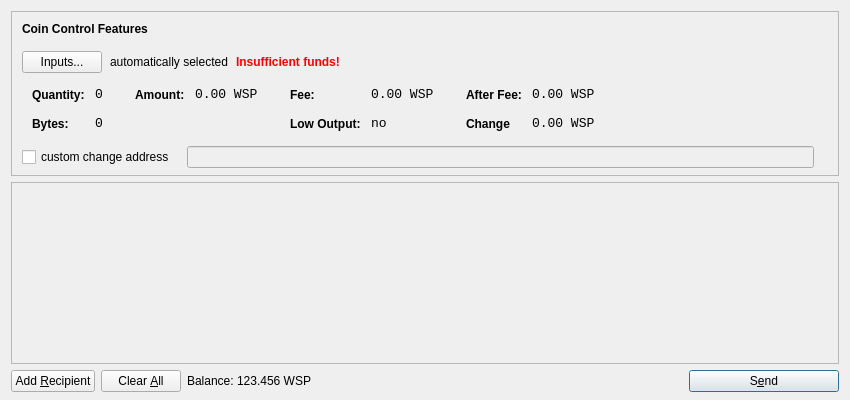
The window that src/qt/forms/sendcoinsdialog.ui (WisprProject/core) describes before a commit, drawn with Qt 5.
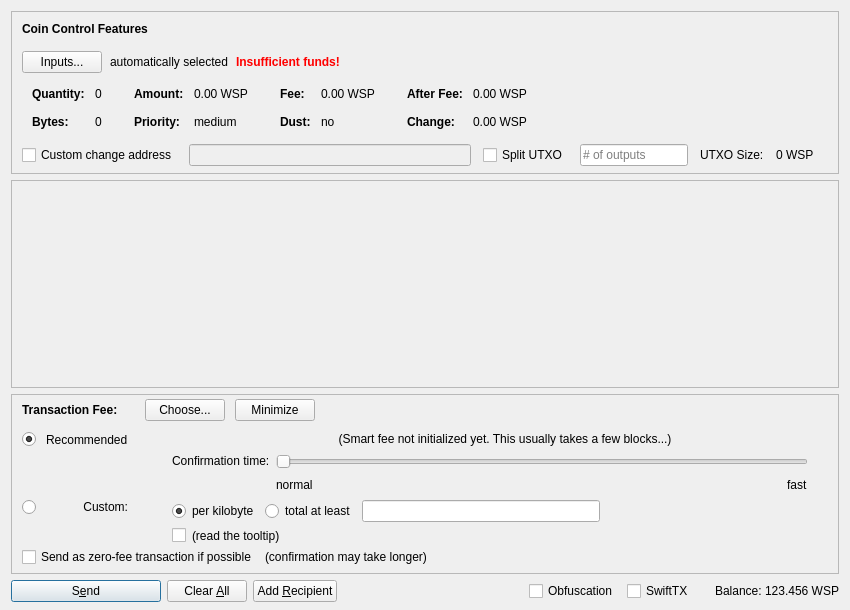
The same window after the commit. Icons and pictures are not drawn. Custom widgets are drawn as their Qt base class.

What changed in the file:
```diff
--- a/src/qt/forms/sendcoinsdialog.ui
+++ b/src/qt/forms/sendcoinsdialog.ui
@@ -7,13 +7,13 @@
     <x>0</x>
     <y>0</y>
     <width>850</width>
-    <height>400</height>
+    <height>610</height>
    </rect>
   </property>
   <property name="windowTitle">
    <string>Send Coins</string>
   </property>
-  <layout class="QVBoxLayout" name="verticalLayout" stretch="0,1,0">
+  <layout class="QVBoxLayout" name="verticalLayout" stretch="0,1,0,0">
    <property name="bottomMargin">
     <number>8</number>
    </property>
@@ -39,7 +39,7 @@
      </property>
      <layout class="QVBoxLayout" name="verticalLayoutCoinControl2">
       <property name="spacing">
-       <number>-1</number>
+       <number>0</number>
       </property>
       <property name="leftMargin">
        <number>0</number>
@@ -206,8 +206,11 @@
                </property>
                <item row="0" column="0">
                 <widget class="QLabel" name="labelCoinControlQuantityText">
-                 <property name="styleSheet">
-                  <string notr="true">font-weight:bold;</string>
+                 <property name="font">
+                  <font>
+                   <weight>75</weight>
+                   <bold>true</bold>
+                  </font>
                  </property>
                  <property name="text">
                   <string>Quantity:</string>
@@ -219,12 +222,6 @@
                </item>
                <item row="0" column="1">
                 <widget class="QLabel" name="labelCoinControlQuantity">
-                 <property name="font">
-                  <font>
-                   <family>Monospace</family>
-                   <pointsize>10</pointsize>
-                  </font>
-                 </property>
                  <property name="cursor">
                   <cursorShape>IBeamCursor</cursorShape>
                  </property>
@@ -244,8 +241,11 @@
                </item>
                <item row="1" column="0">
                 <widget class="QLabel" name="labelCoinControlBytesText">
-                 <property name="styleSheet">
-                  <string notr="true">font-weight:bold;</string>
+                 <property name="font">
+                  <font>
+                   <weight>75</weight>
+                   <bold>true</bold>
+                  </font>
                  </property>
                  <property name="text">
                   <string>Bytes:</string>
@@ -254,12 +254,6 @@
                </item>
                <item row="1" column="1">
                 <widget class="QLabel" name="labelCoinControlBytes">
-                 <property name="font">
-                  <font>
-                   <family>Monospace</family>
-                   <pointsize>10</pointsize>
-                  </font>
-                 </property>
                  <property name="cursor">
                   <cursorShape>IBeamCursor</cursorShape>
                  </property>
@@ -295,8 +289,11 @@
                </property>
                <item row="0" column="0">
                 <widget class="QLabel" name="labelCoinControlAmountText">
-                 <property name="styleSheet">
-                  <string notr="true">font-weight:bold;</string>
+                 <property name="font">
+                  <font>
+                   <weight>75</weight>
+                   <bold>true</bold>
+                  </font>
                  </property>
                  <property name="text">
                   <string>Amount:</string>
@@ -308,12 +305,35 @@
                </item>
                <item row="0" column="1">
                 <widget class="QLabel" name="labelCoinControlAmount">
+                 <property name="cursor">
+                  <cursorShape>IBeamCursor</cursorShape>
+                 </property>
+                 <property name="contextMenuPolicy">
+                  <enum>Qt::ActionsContextMenu</enum>
+                 </property>
+                 <property name="text">
+                  <string notr="true">0.00 WSP</string>
+                 </property>
+                 <property name="textInteractionFlags">
+                  <set>Qt::LinksAccessibleByMouse|Qt::TextSelectableByKeyboard|Qt::TextSelectableByMouse</set>
+                 </property>
+                </widget>
+               </item>
+               <item row="1" column="0">
+                <widget class="QLabel" name="labelCoinControlPriorityText">
                  <property name="font">
                   <font>
-                   <family>Monospace</family>
-                   <pointsize>10</pointsize>
+                   <weight>75</weight>
+                   <bold>true</bold>
                   </font>
                  </property>
+                 <property name="text">
+                  <string>Priority:</string>
+                 </property>
+                </widget>
+               </item>
+               <item row="1" column="1">
+                <widget class="QLabel" name="labelCoinControlPriority">
                  <property name="cursor">
                   <cursorShape>IBeamCursor</cursorShape>
                  </property>
@@ -321,7 +341,7 @@
                   <enum>Qt::ActionsContextMenu</enum>
                  </property>
                  <property name="text">
-                  <string notr="true">0.00 WSP</string>
+                  <string>medium</string>
                  </property>
                  <property name="textInteractionFlags">
                   <set>Qt::LinksAccessibleByMouse|Qt::TextSelectableByKeyboard|Qt::TextSelectableByMouse</set>
@@ -349,8 +369,11 @@
                </property>
                <item row="0" column="0">
                 <widget class="QLabel" name="labelCoinControlFeeText">
-                 <property name="styleSheet">
-                  <string notr="true">font-weight:bold;</string>
+                 <property name="font">
+                  <font>
+                   <weight>75</weight>
+                   <bold>true</bold>
+                  </font>
                  </property>
                  <property name="text">
                   <string>Fee:</string>
@@ -362,12 +385,6 @@
                </item>
                <item row="0" column="1">
                 <widget class="QLabel" name="labelCoinControlFee">
-                 <property name="font">
-                  <font>
-                   <family>Monospace</family>
-                   <pointsize>10</pointsize>
-                  </font>
-                 </property>
                  <property name="cursor">
                   <cursorShape>IBeamCursor</cursorShape>
                  </property>
@@ -384,22 +401,19 @@
                </item>
                <item row="1" column="0">
                 <widget class="QLabel" name="labelCoinControlLowOutputText">
-                 <property name="styleSheet">
-                  <string notr="true">font-weight:bold;</string>
+                 <property name="font">
+                  <font>
+                   <weight>75</weight>
+                   <bold>true</bold>
+                  </font>
                  </property>
                  <property name="text">
-                  <string>Low Output:</string>
+                  <string>Dust:</string>
                  </property>
                 </widget>
                </item>
                <item row="1" column="1">
                 <widget class="QLabel" name="labelCoinControlLowOutput">
-                 <property name="font">
-                  <font>
-                   <family>Monospace</family>
-                   <pointsize>10</pointsize>
-                  </font>
-                 </property>
                  <property name="cursor">
                   <cursorShape>IBeamCursor</cursorShape>
                  </property>
@@ -435,8 +449,11 @@
                </property>
                <item row="0" column="0">
                 <widget class="QLabel" name="labelCoinControlAfterFeeText">
-                 <property name="styleSheet">
-                  <string notr="true">font-weight:bold;</string>
+                 <property name="font">
+                  <font>
+                   <weight>75</weight>
+                   <bold>true</bold>
+                  </font>
                  </property>
                  <property name="text">
                   <string>After Fee:</string>
@@ -448,12 +465,6 @@
                </item>
                <item row="0" column="1">
                 <widget class="QLabel" name="labelCoinControlAfterFee">
-                 <property name="font">
-                  <font>
-                   <family>Monospace</family>
-                   <pointsize>10</pointsize>
-                  </font>
-                 </property>
                  <property name="cursor">
                   <cursorShape>IBeamCursor</cursorShape>
                  </property>
@@ -470,22 +481,19 @@
                </item>
                <item row="1" column="0">
                 <widget class="QLabel" name="labelCoinControlChangeText">
-                 <property name="styleSheet">
-                  <string notr="true">font-weight:bold;</string>
+                 <property name="font">
+                  <font>
+                   <weight>75</weight>
+                   <bold>true</bold>
+                  </font>
                  </property>
                  <property name="text">
-                  <string>Change</string>
+                  <string>Change:</string>
                  </property>
                 </widget>
                </item>
                <item row="1" column="1">
                 <widget class="QLabel" name="labelCoinControlChange">
-                 <property name="font">
-                  <font>
-                   <family>Monospace</family>
-                   <pointsize>10</pointsize>
-                  </font>
-                 </property>
                  <property name="cursor">
                   <cursorShape>IBeamCursor</cursorShape>
                  </property>
@@ -508,7 +516,7 @@
          </widget>
         </item>
         <item>
-         <layout class="QHBoxLayout" name="horizontalLayoutCoinControl4" stretch="0,0,0">
+         <layout class="QHBoxLayout" name="horizontalLayoutCoinControl4" stretch="0,0,0,0,0,0,0">
           <property name="spacing">
            <number>12</number>
           </property>
@@ -524,7 +532,7 @@
           <item>
            <widget class="QCheckBox" name="checkBoxCoinControlChange">
             <property name="text">
-             <string>custom change address</string>
+             <string>Custom change address</string>
             </property>
            </widget>
           </item>
@@ -541,6 +549,40 @@
             </property>
            </widget>
           </item>
+          <item>
+           <widget class="QCheckBox" name="splitBlockCheckBox">
+            <property name="text">
+             <string>Split UTXO</string>
+            </property>
+           </widget>
+          </item>
+          <item>
+           <widget class="QLineEdit" name="splitBlockLineEdit">
+            <property name="sizePolicy">
+             <sizepolicy hsizetype="Fixed" vsizetype="Fixed">
+              <horstretch>50</horstretch>
+              <verstretch>0</verstretch>
+             </sizepolicy>
+            </property>
+            <property name="placeholderText">
+             <string># of outputs</string>
+            </property>
+           </widget>
+          </item>
+          <item>
+           <widget class="QLabel" name="labelBlockSizeText">
+            <property name="text">
+             <string>UTXO Size:</string>
+            </property>
+           </widget>
+          </item>
+          <item>
+           <widget class="QLabel" name="labelBlockSize">
+            <property name="text">
+             <string>0 WSP</string>
+            </property>
+           </widget>
+          </item>
           <item>
            <widget class="QLabel" name="labelCoinControlChangeLabel">
             <property name="sizePolicy">
@@ -594,11 +636,20 @@
         <x>0</x>
         <y>0</y>
         <width>830</width>
-        <height>165</height>
+        <height>95</height>
        </rect>
       </property>
-      <layout class="QVBoxLayout" name="verticalLayout_2">
-       <property name="margin">
+      <layout class="QVBoxLayout" name="verticalLayout_2" stretch="0,1">
+       <property name="leftMargin">
+        <number>0</number>
+       </property>
+       <property name="topMargin">
+        <number>0</number>
+       </property>
+       <property name="rightMargin">
+        <number>0</number>
+       </property>
+       <property name="bottomMargin">
         <number>0</number>
        </property>
        <item>
@@ -625,19 +676,639 @@
      </widget>
     </widget>
    </item>
+   <item>
+    <widget class="QFrame" name="frameFee">
+     <property name="sizePolicy">
+      <sizepolicy hsizetype="Expanding" vsizetype="Expanding">
+       <horstretch>0</horstretch>
+       <verstretch>0</verstretch>
+      </sizepolicy>
+     </property>
+     <property name="maximumSize">
+      <size>
+       <width>16777215</width>
+       <height>16777215</height>
+      </size>
+     </property>
+     <property name="frameShape">
+      <enum>QFrame::StyledPanel</enum>
+     </property>
+     <property name="frameShadow">
+      <enum>QFrame::Sunken</enum>
+     </property>
+     <layout class="QVBoxLayout" name="verticalLayoutFee1">
+      <property name="spacing">
+       <number>0</number>
+      </property>
+      <property name="leftMargin">
+       <number>0</number>
+      </property>
+      <property name="topMargin">
+       <number>0</number>
+      </property>
+      <property name="rightMargin">
+       <number>0</number>
+      </property>
+      <property name="bottomMargin">
+       <number>0</number>
+      </property>
+      <item>
+       <layout class="QVBoxLayout" name="verticalLayoutFee2" stretch="0,0,0">
+        <property name="spacing">
+         <number>0</number>
+        </property>
+        <property name="leftMargin">
+         <number>10</number>
+        </property>
+        <property name="topMargin">
+         <number>0</number>
+        </property>
+        <item>
+         <layout class="QHBoxLayout" name="horizontalLayoutFee1">
+          <property name="bottomMargin">
+           <number>0</number>
+          </property>
+          <item>
+           <layout class="QVBoxLayout" name="verticalLayoutFee7">
+            <property name="spacing">
+             <number>0</number>
+            </property>
+            <item>
+             <spacer name="verticalSpacerSmartFee">
+              <property name="orientation">
+               <enum>Qt::Vertical</enum>
+              </property>
+              <property name="sizeType">
+               <enum>QSizePolicy::Fixed</enum>
+              </property>
+              <property name="sizeHint" stdset="0">
+               <size>
+                <width>1</width>
+                <height>4</height>
+               </size>
+              </property>
+             </spacer>
+            </item>
+            <item>
+             <layout class="QHBoxLayout" name="horizontalLayoutSmartFee">
+              <property name="spacing">
+               <number>10</number>
+              </property>
+              <item>
+               <widget class="QLabel" name="labelFeeHeadline">
+                <property name="sizePolicy">
+                 <sizepolicy hsizetype="Preferred" vsizetype="Maximum">
+                  <horstretch>0</horstretch>
+                  <verstretch>0</verstretch>
+                 </sizepolicy>
+                </property>
+                <property name="font">
+                 <font>
+                  <weight>75</weight>
+                  <bold>true</bold>
+                 </font>
+                </property>
+                <property name="styleSheet">
+                 <string notr="true">font-weight:bold;</string>
+                </property>
+                <property name="text">
+                 <string>Transaction Fee:</string>
+                </property>
+               </widget>
+              </item>
+              <item>
+               <widget class="QLabel" name="labelFeeMinimized">
+                <property name="text">
+                 <string/>
+                </property>
+               </widget>
+              </item>
+              <item>
+               <widget class="QPushButton" name="buttonChooseFee">
+                <property name="text">
+                 <string>Choose...</string>
+                </property>
+               </widget>
+              </item>
+              <item>
+               <widget class="QPushButton" name="buttonMinimizeFee">
+                <property name="toolTip">
+                 <string>collapse fee-settings</string>
+                </property>
+                <property name="text">
+                 <string>Minimize</string>
+                </property>
+               </widget>
+              </item>
+             </layout>
+            </item>
+            <item>
+             <spacer name="verticalSpacer_5">
+              <property name="orientation">
+               <enum>Qt::Vertical</enum>
+              </property>
+              <property name="sizeHint" stdset="0">
+               <size>
+                <width>1</width>
+                <height>1</height>
+               </size>
+              </property>
+             </spacer>
+            </item>
+           </layout>
+          </item>
+          <item>
+           <spacer name="horizontalSpacer_4">
+            <property name="orientation">
+             <enum>Qt::Horizontal</enum>
+            </property>
+            <property name="sizeHint" stdset="0">
+             <size>
+              <width>40</width>
+              <height>20</height>
+             </size>
+            </property>
+           </spacer>
+          </item>
+         </layout>
+        </item>
+        <item>
+         <widget class="QFrame" name="frameFeeSelection">
+          <layout class="QVBoxLayout" name="verticalLayoutFee12">
+           <property name="spacing">
+            <number>0</number>
+           </property>
+           <property name="leftMargin">
+            <number>0</number>
+           </property>
+           <property name="topMargin">
+            <number>0</number>
+           </property>
+           <property name="rightMargin">
+            <number>0</number>
+           </property>
+           <property name="bottomMargin">
+            <number>0</number>
+           </property>
+           <item>
+            <layout class="QGridLayout" name="gridLayoutFee">
+             <property name="topMargin">
+              <number>10</number>
+             </property>
+             <property name="bottomMargin">
+              <number>4</number>
+             </property>
+             <property name="horizontalSpacing">
+              <number>10</number>
+             </property>
+             <property name="verticalSpacing">
+              <number>4</number>
+             </property>
+             <item row="2" column="4">
+              <layout class="QVBoxLayout" name="verticalLayoutFee8">
+               <property name="spacing">
+                <number>6</number>
+               </property>
+               <item>
+                <layout class="QHBoxLayout" name="horizontalLayoutFee13">
+                 <item>
+                  <widget class="QRadioButton" name="radioCustomPerKilobyte">
+                   <property name="toolTip">
+                    <string>If the custom fee is set to 1000 uPIVs and the transaction is only 250 bytes, then &quot;per kilobyte&quot; only pays 250 uPIVs in fee,&lt;br /&gt;while &quot;at least&quot; pays 1000 uPIVs. For transactions bigger than a kilobyte both pay by kilobyte.</string>
+                   </property>
+                   <property name="text">
+                    <string>per kilobyte</string>
+                   </property>
+                   <property name="checked">
+                    <bool>true</bool>
+                   </property>
+                   <attribute name="buttonGroup">
+                    <string notr="true">groupCustomFee</string>
+                   </attribute>
+                  </widget>
+                 </item>
+                 <item>
+                  <widget class="QRadioButton" name="radioCustomAtLeast">
+                   <property name="toolTip">
+                    <string>If the custom fee is set to 1000 uPIVs and the transaction is only 250 bytes, then &quot;per kilobyte&quot; only pays 250 uPIVs in fee,&lt;br /&gt;while &quot;total at least&quot; pays 1000 uPIVs. For transactions bigger than a kilobyte both pay by kilobyte.</string>
+                   </property>
+                   <property name="text">
+                    <string>total at least</string>
+                   </property>
+                   <attribute name="buttonGroup">
+                    <string notr="true">groupCustomFee</string>
+                   </attribute>
+                  </widget>
+                 </item>
+                 <item>
+                  <widget class="BitcoinAmountField" name="customFee"/>
+                 </item>
+                 <item>
+                  <spacer name="horizontalSpacer_6">
+                   <property name="orientation">
+                    <enum>Qt::Horizontal</enum>
+                   </property>
+                   <property name="sizeHint" stdset="0">
+                    <size>
+                     <width>1</width>
+                     <height>1</height>
+                    </size>
+                   </property>
+                  </spacer>
+                 </item>
+                </layout>
+               </item>
+               <item>
+                <layout class="QHBoxLayout" name="horizontalLayoutFee8">
+                 <item>
+                  <widget class="QCheckBox" name="checkBoxMinimumFee">
+                   <property name="toolTip">
+                    <string>Paying only the minimum fee is just fine as long as there is less transaction volume than space in the blocks.&lt;br /&gt;But be aware that this can end up in a never confirming transaction once there is more demand for Wispr transactions than the network can process.</string>
+                   </property>
+                   <property name="text">
+                    <string/>
+                   </property>
+                  </widget>
+                 </item>
+                 <item>
+                  <widget class="QLabel" name="labelMinFeeWarning">
+                   <property name="enabled">
+                    <bool>true</bool>
+                   </property>
+                   <property name="toolTip">
+                    <string>Paying only the minimum fee is just fine as long as there is less transaction volume than space in the blocks.&lt;br /&gt;But be aware that this can end up in a never confirming transaction once there is more demand for Wispr transactions than the network can process.</string>
+                   </property>
+                   <property name="text">
+                    <string>(read the tooltip)</string>
+                   </property>
+                   <property name="margin">
+                    <number>5</number>
+                   </property>
+                  </widget>
+                 </item>
+                 <item>
+                  <spacer name="horizontalSpacer_2">
+                   <property name="orientation">
+                    <enum>Qt::Horizontal</enum>
+                   </property>
+                   <property name="sizeHint" stdset="0">
+                    <size>
+                     <width>1</width>
+                     <height>1</height>
+                    </size>
+                   </property>
+                  </spacer>
+                 </item>
+                </layout>
+               </item>
+              </layout>
+             </item>
+             <item row="1" column="0">
+              <layout class="QVBoxLayout" name="verticalLayoutFee4" stretch="1">
+               <item>
+                <spacer name="verticalSpacer_2">
+                 <property name="orientation">
+                  <enum>Qt::Vertical</enum>
+                 </property>
+                 <property name="sizeHint" stdset="0">
+                  <size>
+                   <width>1</width>
+                   <height>1</height>
+                  </size>
+                 </property>
+                </spacer>
+               </item>
+              </layout>
+             </item>
+             <item row="2" column="0">
+              <layout class="QVBoxLayout" name="verticalLayoutFee9" stretch="0,1">
+               <item>
+                <widget class="QRadioButton" name="radioCustomFee">
+                 <property name="text">
+                  <string/>
+                 </property>
+                 <attribute name="buttonGroup">
+                  <string notr="true">groupFee</string>
+                 </attribute>
+                </widget>
+               </item>
+               <item>
+                <spacer name="verticalSpacer_6">
+                 <property name="orientation">
+                  <enum>Qt::Vertical</enum>
+                 </property>
+                 <property name="sizeHint" stdset="0">
+                  <size>
+                   <width>1</width>
+                   <height>1</height>
+                  </size>
+                 </property>
+                </spacer>
+               </item>
+              </layout>
+             </item>
+             <item row="1" column="4">
+              <layout class="QVBoxLayout" name="verticalLayoutFee3" stretch="0,0,1">
+               <property name="spacing">
+                <number>6</number>
+               </property>
+               <property name="topMargin">
+                <number>2</number>
+               </property>
+               <item>
+                <layout class="QHBoxLayout" name="horizontalLayoutFee12">
+                 <item>
+                  <spacer name="horizontalSpacer_5">
+                   <property name="orientation">
+                    <enum>Qt::Horizontal</enum>
+                   </property>
+                   <property name="sizeHint" stdset="0">
+                    <size>
+                     <width>1</width>
+                     <height>1</height>
+                    </size>
+                   </property>
+                  </spacer>
+                 </item>
+                </layout>
+               </item>
+               <item>
+                <layout class="QHBoxLayout" name="horizontalLayoutFee9">
+                 <item>
+                  <layout class="QVBoxLayout" name="verticalLayoutFee6">
+                   <item>
+                    <widget class="QLabel" name="labelSmartFee3">
+                     <property name="text">
+                      <string>Confirmation time:</string>
+                     </property>
+                     <property name="margin">
+                      <number>2</number>
+                     </property>
+                    </widget>
+                   </item>
+                   <item>
+                    <spacer name="verticalSpacer_3">
+                     <property name="orientation">
+                      <enum>Qt::Vertical</enum>
+                     </property>
+                     <property name="sizeHint" stdset="0">
+                      <size>
+                       <width>1</width>
+                       <height>1</height>
+                      </size>
+                     </property>
+                    </spacer>
+                   </item>
+                  </layout>
+                 </item>
+                 <item>
+                  <layout class="QVBoxLayout" name="verticalLayoutFee5">
+                   <property name="rightMargin">
+                    <number>30</number>
+                   </property>
+                   <item>
+                    <widget class="QSlider" name="sliderSmartFee">
+                     <property name="minimum">
+                      <number>0</number>
+                     </property>
+                     <property name="maximum">
+                      <number>24</number>
+                     </property>
+                     <property name="pageStep">
+                      <number>1</number>
+                     </property>
+                     <property name="value">
+                      <number>0</number>
+                     </property>
+                     <property name="orientation">
+                      <enum>Qt::Horizontal</enum>
+                     </property>
+                     <property name="invertedAppearance">
+                      <bool>false</bool>
+                     </property>
+                     <property name="invertedControls">
+                      <bool>false</bool>
+                     </property>
+                     <property name="tickPosition">
+                      <enum>QSlider::NoTicks</enum>
+                     </property>
+                    </widget>
+                   </item>
+                   <item>
+                    <layout class="QHBoxLayout" name="horizontalLayoutFee10">
+                     <item>
+                      <widget class="QLabel" name="labelSmartFeeNormal">
+                       <property name="text">
+                        <string>normal</string>
+                       </property>
+                      </widget>
+                     </item>
+                     <item>
+                      <spacer name="horizontalSpacer_3">
+                       <property name="orientation">
+                        <enum>Qt::Horizontal</enum>
+                       </property>
+                       <property name="sizeHint" stdset="0">
+                        <size>
+                         <width>40</width>
+                         <height>20</height>
+                        </size>
+                       </property>
+                      </spacer>
+                     </item>
+                     <item>
+                      <widget class="QLabel" name="labelSmartFeeFast">
+                       <property name="text">
+                        <string>fast</string>
+                       </property>
+                      </widget>
+                     </item>
+                    </layout>
+                   </item>
+                  </layout>
+                 </item>
+                </layout>
+               </item>
+               <item>
+                <spacer name="verticalSpacer_4">
+                 <property name="orientation">
+                  <enum>Qt::Vertical</enum>
+                 </property>
+                 <property name="sizeHint" stdset="0">
+                  <size>
+                   <width>1</width>
+                   <height>1</height>
+                  </size>
+                 </property>
+                </spacer>
+               </item>
+              </layout>
+             </item>
+             <item row="0" column="1">
+              <widget class="QLabel" name="labelSmartFee_2">
+               <property name="text">
+                <string>Recommended</string>
+               </property>
+              </widget>
+             </item>
+             <item row="0" column="0">
+              <widget class="QRadioButton" name="radioSmartFee">
+               <property name="text">
+                <string/>
+               </property>
+               <property name="checked">
+                <bool>true</bool>
+               </property>
+               <attribute name="buttonGroup">
+                <string notr="true">groupFee</string>
+               </attribute>
+              </widget>
+             </item>
+             <item row="2" column="1">
+              <widget class="QLabel" name="labelCustomFee">
+               <property name="text">
+                <string>Custom:</string>
+               </property>
+               <property name="alignment">
+                <set>Qt::AlignRight|Qt::AlignTop|Qt::AlignTrailing</set>
+               </property>
+              </widget>
+             </item>
+             <item row="0" column="2">
+              <widget class="QLabel" name="labelSmartFee">
+               <property name="text">
+                <string/>
+               </property>
+               <property name="margin">
+                <number>2</number>
+               </property>
+              </widget>
+             </item>
+             <item row="0" column="3">
+              <widget class="QLabel" name="labelFeeEstimation">
+               <property name="text">
+                <string/>
+               </property>
+              </widget>
+             </item>
+             <item row="0" column="4">
+              <widget class="QLabel" name="labelSmartFee2">
+               <property name="text">
+                <string>(Smart fee not initialized yet. This usually takes a few blocks...)</string>
+               </property>
+               <property name="alignment">
+                <set>Qt::AlignHCenter</set>
+               </property>
+               <property name="wordWrap">
+                <bool>true</bool>
+               </property>
+               <property name="margin">
+                <number>2</number>
+               </property>
+              </widget>
+             </item>
+            </layout>
+           </item>
+           <item>
+            <layout class="QHBoxLayout" name="horizontalLayoutFee5" stretch="0,0,0">
+             <property name="spacing">
+              <number>8</number>
+             </property>
+             <property name="bottomMargin">
+              <number>4</number>
+             </property>
+             <item>
+              <widget class="QCheckBox" name="checkBoxFreeTx">
+               <property name="text">
+                <string>Send as zero-fee transaction if possible</string>
+               </property>
+              </widget>
+             </item>
+             <item>
+              <widget class="QLabel" name="labelFreeTx">
+               <property name="text">
+                <string>(confirmation may take longer)</string>
+               </property>
+               <property name="margin">
+                <number>5</number>
+               </property>
+              </widget>
+             </item>
+             <item>
+              <spacer name="horizontalSpacerFee5">
+               <property name="orientation">
+                <enum>Qt::Horizontal</enum>
+               </property>
+               <property name="sizeHint" stdset="0">
+                <size>
+                 <width>1</width>
+                 <height>1</height>
+                </size>
+               </property>
+              </spacer>
+             </item>
+            </layout>
+           </item>
+           <item>
+            <spacer name="verticalSpacerFee2">
+             <property name="orientation">
+              <enum>Qt::Vertical</enum>
+             </property>
+             <property name="sizeHint" stdset="0">
+              <size>
+               <width>1</width>
+               <height>1</height>
+              </size>
+             </property>
+            </spacer>
+           </item>
+          </layout>
+         </widget>
+        </item>
+        <item>
+         <spacer name="verticalSpacerFee">
+          <property name="orientation">
+           <enum>Qt::Vertical</enum>
+          </property>
+          <property name="sizeHint" stdset="0">
+           <size>
+            <width>800</width>
+            <height>1</height>
+           </size>
+          </property>
+         </spacer>
+        </item>
+       </layout>
+      </item>
+     </layout>
+    </widget>
+   </item>
    <item>
     <layout class="QHBoxLayout" name="horizontalLayout">
      <item>
-      <widget class="QPushButton" name="addButton">
+      <widget class="QPushButton" name="sendButton">
+       <property name="minimumSize">
+        <size>
+         <width>150</width>
+         <height>0</height>
+        </size>
+       </property>
        <property name="toolTip">
         <string>Send to multiple recipients at once</string>
        </property>
        <property name="text">
-        <string>Add &amp;Recipient</string>
+        <string>S&amp;end</string>
+       </property>
+       <property name="icon">
+        <iconset resource="../wispr.qrc">
+         <normaloff>:/icons/send</normaloff>:/icons/send</iconset>
        </property>
        <property name="autoDefault">
         <bool>false</bool>
        </property>
+       <property name="default">
+        <bool>true</bool>
+       </property>
       </widget>
      </item>
      <item>
@@ -662,19 +1333,75 @@
        </property>
       </widget>
      </item>
+     <item>
+      <widget class="QPushButton" name="addButton">
+       <property name="toolTip">
+        <string>Send to multiple recipients at once</string>
+       </property>
+       <property name="text">
+        <string>Add &amp;Recipient</string>
+       </property>
+       <property name="icon">
+        <iconset resource="../wispr.qrc">
+         <normaloff>:/icons/add</normaloff>:/icons/add</iconset>
+       </property>
+       <property name="autoDefault">
+        <bool>false</bool>
+       </property>
+      </widget>
+     </item>
+     <item>
+      <spacer name="horizontalSpacer">
+       <property name="orientation">
+        <enum>Qt::Horizontal</enum>
+       </property>
+       <property name="sizeHint" stdset="0">
+        <size>
+         <width>40</width>
+         <height>20</height>
+        </size>
+       </property>
+      </spacer>
+     </item>
      <item>
       <layout class="QHBoxLayout" name="horizontalLayout_2">
        <property name="spacing">
         <number>3</number>
        </property>
+       <item>
+        <widget class="QCheckBox" name="checkUseObfuscation">
+         <property name="minimumSize">
+          <size>
+           <width>95</width>
+           <height>0</height>
+          </size>
+         </property>
+         <property name="text">
+          <string>Obfuscation</string>
+         </property>
+         <property name="checked">
+          <bool>false</bool>
+         </property>
+        </widget>
+       </item>
+       <item>
+        <widget class="QCheckBox" name="checkSwiftTX">
+         <property name="enabled">
+          <bool>true</bool>
+         </property>
+         <property name="minimumSize">
+          <size>
+           <width>85</width>
+           <height>0</height>
+          </size>
+         </property>
+         <property name="text">
+          <string>SwiftTX</string>
+         </property>
+        </widget>
+       </item>
        <item>
         <widget class="QLabel" name="label">
-         <property name="sizePolicy">
-          <sizepolicy hsizetype="Preferred" vsizetype="Fixed">
-           <horstretch>0</horstretch>
-           <verstretch>0</verstretch>
-          </sizepolicy>
-         </property>
          <property name="text">
           <string>Balance:</string>
          </property>
@@ -701,46 +1428,23 @@
        </item>
       </layout>
      </item>
-     <item>
-      <spacer name="horizontalSpacer">
-       <property name="orientation">
-        <enum>Qt::Horizontal</enum>
-       </property>
-       <property name="sizeHint" stdset="0">
-        <size>
-         <width>40</width>
-         <height>20</height>
-        </size>
-       </property>
-      </spacer>
-     </item>
-     <item>
-      <widget class="QPushButton" name="sendButton">
-       <property name="minimumSize">
-        <size>
-         <width>150</width>
-         <height>0</height>
-        </size>
-       </property>
-       <property name="toolTip">
-        <string>Confirm the send action</string>
-       </property>
-       <property name="text">
-        <string>S&amp;end</string>
-       </property>
-       <property name="icon">
-        <iconset resource="../bitcoin.qrc">
-         <normaloff>:/icons/send</normaloff>:/icons/send</iconset>
-       </property>
-       <property name="default">
-        <bool>true</bool>
-       </property>
-      </widget>
-     </item>
     </layout>
    </item>
   </layout>
  </widget>
+ <customwidgets>
+  <customwidget>
+   <class>QValidatedLineEdit</class>
+   <extends>QLineEdit</extends>
+   <header>qvalidatedlineedit.h</header>
+  </customwidget>
+  <customwidget>
+   <class>BitcoinAmountField</class>
+   <extends>QLineEdit</extends>
+   <header>bitcoinamountfield.h</header>
+   <container>1</container>
+  </customwidget>
+ </customwidgets>
  <resources>
   <include location="../bitcoin.qrc"/>
  </resources>
```
Left out of the diff: 38 changed lines with no effect on the pictures.
